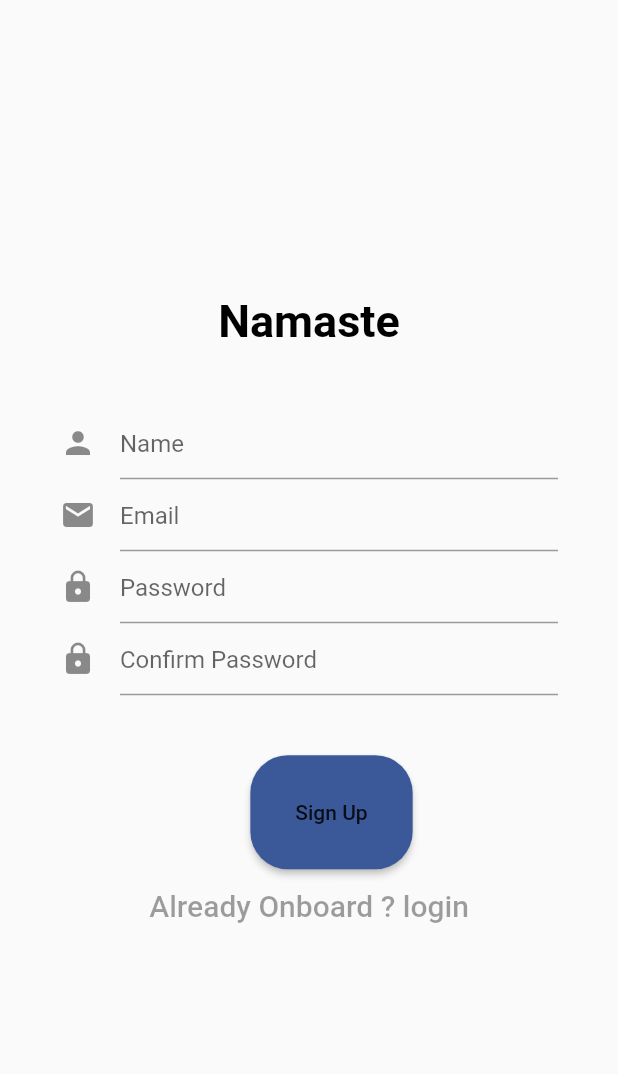
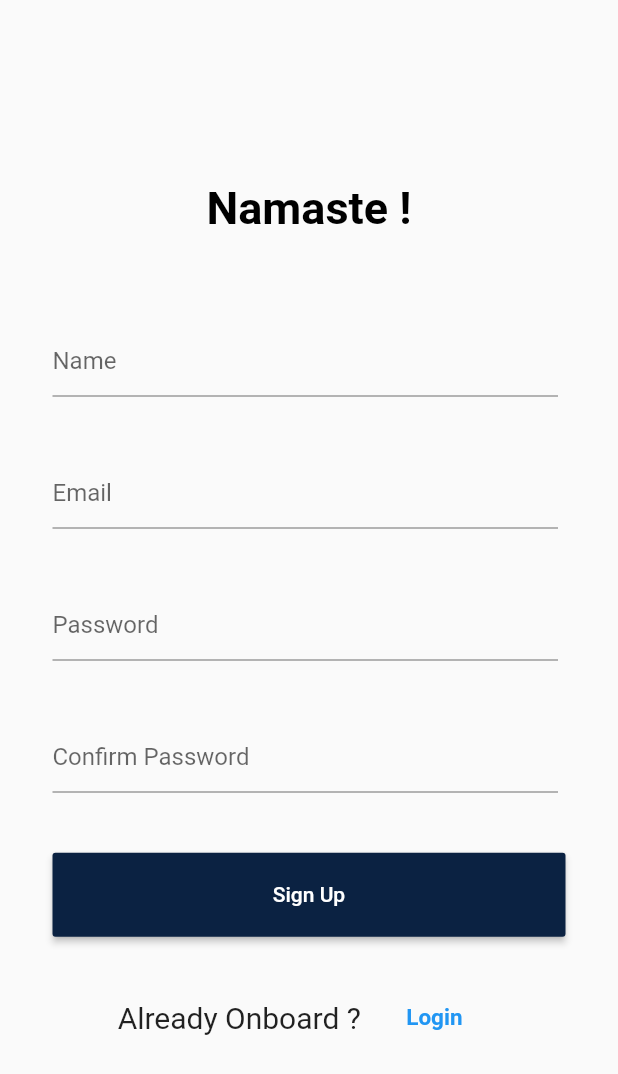
Before and after one commit to roshandroids/Mero_Parikxya, a Flutter app: the Signup2 screen opened directly, on a phone screen of 412 x 824 dp. Shown: the top 1074 px of the screen. Run offline on Flutter 3.47's test engine with Material 2 defaults, Android fonts, the phone set to English and light mode, and no system bars; our stand-ins replace flutter_svg.

```diff
--- a/lib/login.dart
+++ b/lib/login.dart
@@ -163,18 +163,18 @@ class _LoginState extends State<Login> {
                 mainAxisAlignment: MainAxisAlignment.center,
                 children: <Widget>[
                   Text(
-                    "Have an account ? ",
+                    "Don't have account ? ",
                     style: TextStyle(fontSize: 20.0),
                   ),
                   FlatButton(
                     child: Text(
-                      "Login",
+                      "Register",
                       style: TextStyle(
                           color: Colors.blue,
                           fontSize: 15.0,
                           fontWeight: FontWeight.bold),
                     ),
-                    onPressed: () {},
+                    onPressed: moveToLogin,
                   ),
                 ],
               )
--- a/lib/signup2.dart
+++ b/lib/signup2.dart
@@ -1,4 +1,5 @@
 import 'package:flutter/material.dart';
+import './login.dart';
 
 class Signup2 extends StatefulWidget {
   @override
@@ -6,80 +7,133 @@ class Signup2 extends StatefulWidget {
 }
 
 class _Signup2State extends State<Signup2> {
+  void moveToRegister() {
+    Navigator.push(context, MaterialPageRoute(builder: (context) => Login()));
+  }
+
   @override
   Widget build(BuildContext context) {
     return Scaffold(
-        // backgroundColor: Colors.black45,
       body: Container(
         child: Column(
           crossAxisAlignment: CrossAxisAlignment.stretch,
           mainAxisAlignment: MainAxisAlignment.center,
           mainAxisSize: MainAxisSize.max,
           children: <Widget>[
-          Text(
-            "Namaste",
+            Padding(
+              padding: EdgeInsets.only(bottom: 60.0),
+              child: Text(
+                "Namaste !",
                 style: TextStyle(
-                color: Colors.black, fontSize: 30, fontWeight: FontWeight.bold),
+                    color: Colors.black,
+                    fontSize: 30,
+                    fontWeight: FontWeight.bold),
                 textAlign: TextAlign.center,
+              ),
+            ),
+            Row(
+              mainAxisAlignment: MainAxisAlignment.spaceEvenly,
+              children: <Widget>[
+                Padding(
+                  padding: EdgeInsets.only(
+                    left: 0.0,
+                  ),
+                ),
+              ],
             ),
             Column(
               children: <Widget>[
                 Padding(
-                padding: EdgeInsets.all(40.0),
+                  padding: EdgeInsets.only(left: 25.0, right: 30.0),
                   child: Form(
                       child: Column(
                     mainAxisAlignment: MainAxisAlignment.center,
                     children: <Widget>[
-                    TextFormField(
+                      Padding(
+                        padding: EdgeInsets.only(
+                            top: 0.0, bottom: 40.0, left: 10.0, right: 10.0),
+                        child: TextFormField(
                           decoration: InputDecoration(
                             hintText: "Name",
-                        icon: Icon(Icons.person),
+                            // icon: Icon(Icons.mail),
                           ),
                         ),
-                    TextFormField(
+                      ),
+                      Padding(
+                        padding: EdgeInsets.only(
+                            top: 0.0, bottom: 40.0, left: 10.0, right: 10.0),
+                        child: TextFormField(
                           decoration: InputDecoration(
                             hintText: "Email",
-                        icon: Icon(Icons.mail),
+                            // icon: Icon(Icons.mail),
                           ),
                         ),
-                    TextFormField(
+                      ),
+                      Padding(
+                        padding: EdgeInsets.only(
+                            top: 0.0, bottom: 40.0, left: 10.0, right: 10.0),
+                        child: TextFormField(
                           decoration: InputDecoration(
                             hintText: "Password",
-                        icon: Icon(Icons.lock),
+                            // icon: Icon(Icons.lock),
                           ),
                           obscureText: true,
                         ),
-                    TextFormField(
+                      ),
+                      Padding(
+                        padding: EdgeInsets.only(
+                            top: 0.0, bottom: 40.0, left: 10.0, right: 10.0),
+                        child: TextFormField(
                           decoration: InputDecoration(
                             hintText: "Confirm Password",
-                        icon: Icon(Icons.lock),
+                            // icon: Icon(Icons.lock),
+                          ),
+                          obscureText: true,
                         ),
                       ),
                     ],
                   )),
                 ),
-              Padding(
-                padding: EdgeInsets.only(left: 30.0),
+                Container(
+                    width: MediaQuery.of(context).size.width,
+                    child: Padding(
+                      padding: EdgeInsets.only(
+                          left: 35.0, right: 35.0, bottom: 30.0),
                       child: RaisedButton(
-                  color: Color.fromARGB(0xff, 59, 89, 152),
+                        color: Color.fromARGB(0xff, 11, 34, 66),
                         onPressed: () => {},
-                  padding: EdgeInsets.all(30),
-                  shape: RoundedRectangleBorder(
-                      borderRadius: BorderRadius.all(Radius.circular(25))),
-                  child: Text("Sign Up"),
+                        padding: EdgeInsets.only(
+                            left: 50.0, right: 50.0, top: 20.0, bottom: 20.0),
+                        child: Text(
+                          "Sign Up",
+                          style: TextStyle(color: Colors.white),
                         ),
+                      ),
+                    )),
+                Row(
+                  mainAxisAlignment: MainAxisAlignment.center,
+                  children: <Widget>[
+                    Text(
+                      "Already Onboard ? ",
+                      style: TextStyle(fontSize: 20.0),
                     ),
                     FlatButton(
                       child: Text(
-                  "Already Onboard ? login",
-                  style: TextStyle(fontSize: 20.0),
+                        "Login",
+                        style: TextStyle(
+                            color: Colors.blue,
+                            fontSize: 15.0,
+                            fontWeight: FontWeight.bold),
                       ),
-                // onPressed: ,
+                      onPressed: moveToRegister,
+                    ),
+                  ],
                 )
               ],
             )
           ],
         ),
-    ));
+      ),
+    );
   }
 }
```
Lines whose indentation alone changed are shown as unchanged.
